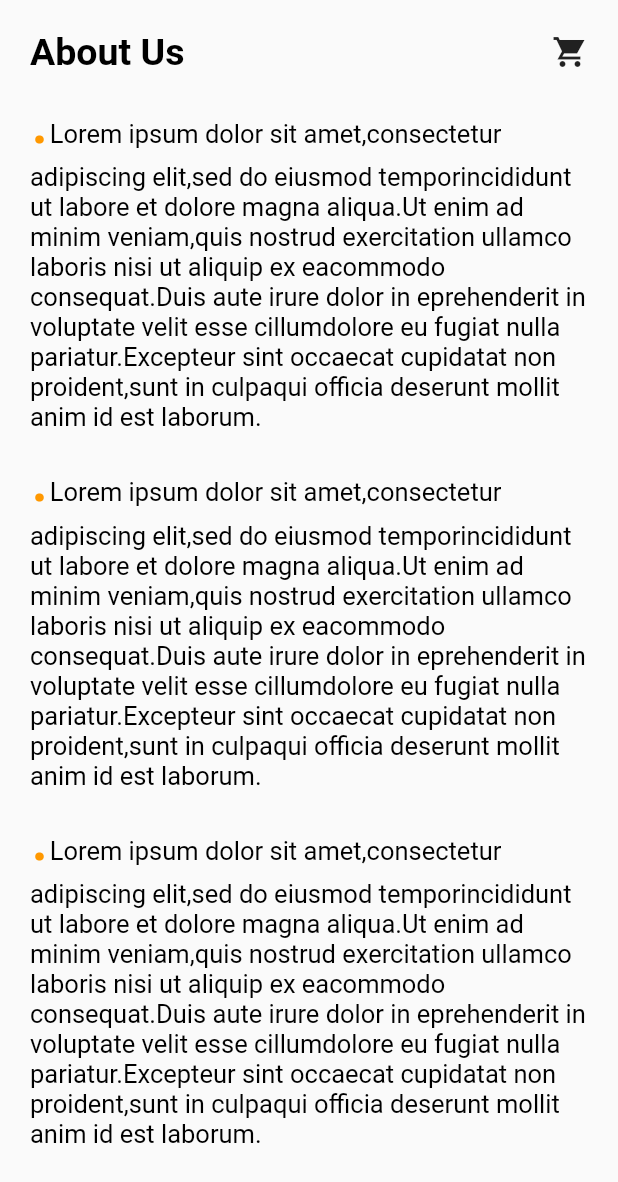
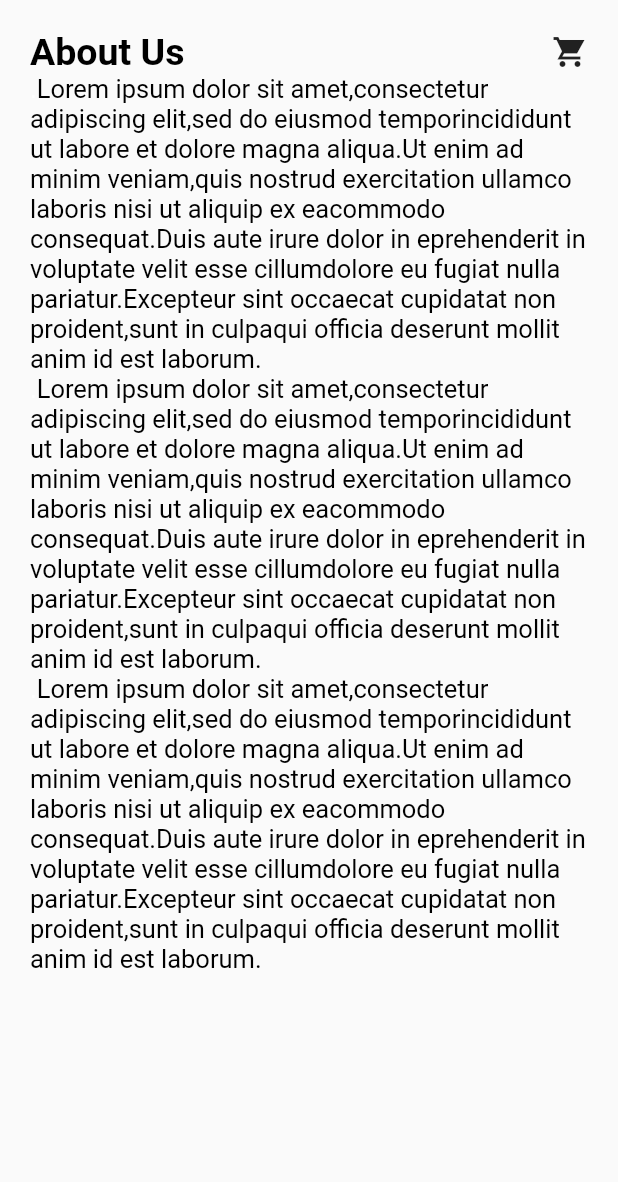
Before and after one commit to dhruvisakhiya25/meal, a Flutter app: the AboutUsPage screen opened directly, on a phone screen of 412 x 824 dp. Shown: the top 1182 px of the screen. Run offline on Flutter 3.47's test engine with Material 2 defaults, Android fonts, the phone set to English and light mode, and no system bars; our stand-ins replace auth_buttons, badges, firebase_auth, firebase_core, google_sign_in, image_picker; missing offline and left inert: circle_bottom_navigation_bar, flutter_facebook_auth, star_menu; accounts and stored records are empty.

Commit message:
third commit

```diff
--- a/lib/screens/about_us.dart
+++ b/lib/screens/about_us.dart
@@ -41,7 +41,7 @@ class _AboutUsPageState extends State<AboutUsPage> {
                   itemBuilder: (context, index) => RichText(
                     text: TextSpan(
                         text: '.',
-                        style: const TextStyle(color: orange, fontSize: 50),
+  //                      style: const TextStyle(color: orange, fontSize: 50),
                         children: [
                           TextSpan(
                               text: lorem,
```
